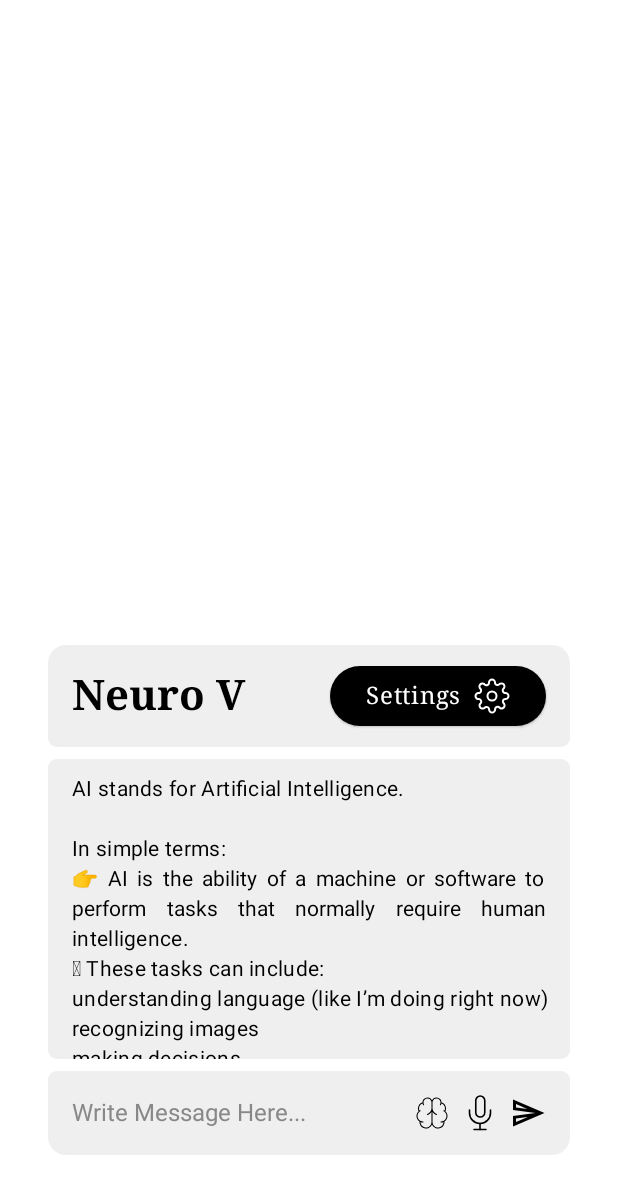
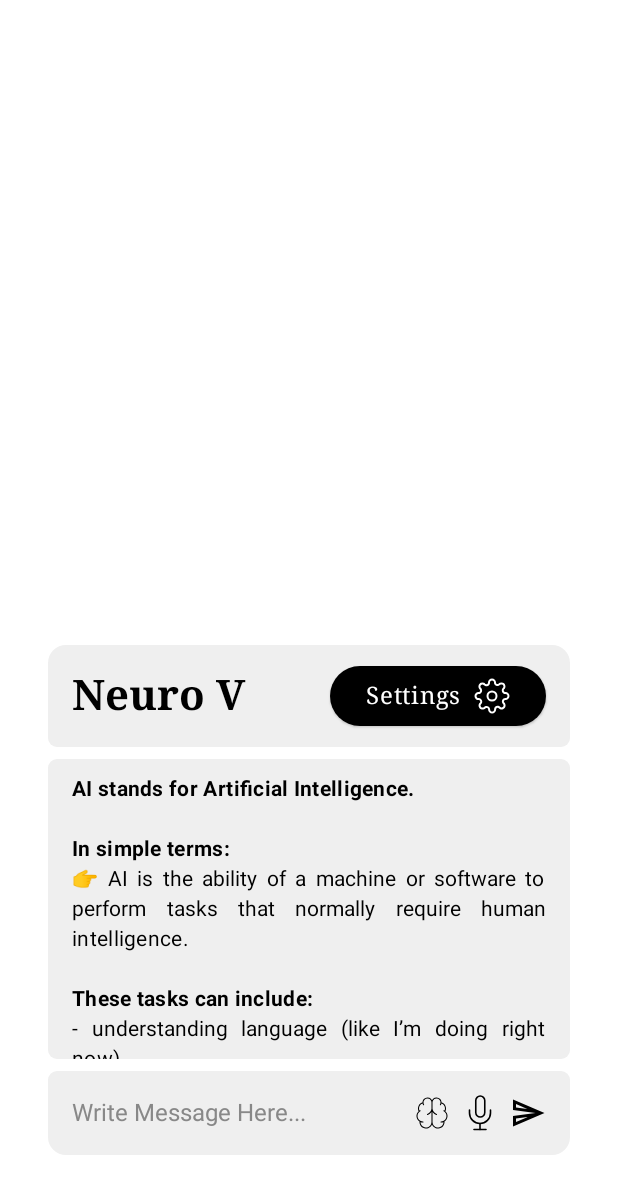
Before and after one commit to Siddhesh2377/NeuroVerse, an Android app built with Jetpack Compose: the composable NeuroVScreen shown on its own in the app's theme, after a tap on "Write To AI", on a phone screen of 412 x 824 dp. Shown: the top 1194 px of the screen. Run offline under Robolectric (Android 15) with nearby library versions, the phone set to English and light mode, and no system bars; our stand-ins replace Material 3 Expressive styles (plain Material 3 is drawn).

Commit message:
New Assistant UI

```diff
--- a/app/src/main/java/com/dark/neuroverse/activities/MainActivity.kt
+++ b/app/src/main/java/com/dark/neuroverse/activities/MainActivity.kt
@@ -39,9 +39,11 @@ class MainActivity : ComponentActivity() {
         enableEdgeToEdge()
         setContent {
             NeuroVerseTheme {
-                Scaffold {
-                   // NeuroVScreen(it)
-                    HomeScreen(it)
+                Scaffold { _ ->
+                    NeuroVScreen(onClickOutside = {
+
+                    })
+                   // HomeScreen(it)
                     // runPluginInSandbox(this, "List Applications Plugin")
                 }
             }
--- a/app/src/main/java/com/dark/neuroverse/compose/screens/NeuroVScreen.kt
+++ b/app/src/main/java/com/dark/neuroverse/compose/screens/NeuroVScreen.kt
@@ -51,6 +51,7 @@ import androidx.compose.ui.Modifier
 import androidx.compose.ui.draw.clip
 import androidx.compose.ui.graphics.Color
 import androidx.compose.ui.graphics.painter.Painter
+import androidx.compose.ui.platform.LocalContext
 import androidx.compose.ui.res.painterResource
 import androidx.compose.ui.text.TextStyle
 import androidx.compose.ui.text.font.FontFamily
@@ -61,6 +62,7 @@ import androidx.compose.ui.unit.sp
 import com.dark.neuroverse.R
 import com.dark.neuroverse.compose.components.RichText
 import com.dark.neuroverse.ui.theme.NeuroVerseTheme
+import com.dark.neuroverse.utils.UserPrefs
 import com.dark.plugin_runtime.engine.PluginManager
 import com.dark.plugin_runtime.model.PluginModel
 
@@ -196,8 +198,6 @@ fun Body(onClick: (action: Action) -> Unit) {
             Action.SPEAK -> ResultComposable()
         }
     }
-
-
 }
 
 @Composable
@@ -222,6 +222,17 @@ fun QuickActionCard(
     onClick: () -> Unit = {}
 ) {
     var checked by remember { mutableStateOf(false) }
+    val context = LocalContext.current
+
+    LaunchedEffect(Unit) {
+        UserPrefs.isAGU(context).collect {
+            checked = it
+        }
+    }
+
+    LaunchedEffect(checked) {
+        UserPrefs.setAGU(context, checked)
+    }
 
     val animColor = animateColorAsState(
         if (checked) Color(0xFF0FB100) else Color.Black, animationSpec = tween(
@@ -325,16 +336,17 @@ fun ResultComposable() {
             .verticalScroll(scrollState)
     ) {
         RichText(
-            text = "AI stands for Artificial Intelligence.\n" +
+            text = "**AI stands for Artificial Intelligence.**\n" +
                     "\n" +
-                    "In simple terms:\n" +
+                    "**In simple terms:**\n" +
                     "\uD83D\uDC49 AI is the ability of a machine or software to perform tasks that normally require human intelligence.\n" +
-                    "\u2028 These tasks can include:\n" +
-                    "understanding language (like I’m doing right now)\n" +
-                    "recognizing images\n" +
-                    "making decisions\n" +
-                    "solving problems\n" +
-                    "learning from experience (like how humans learn over time)",
+                    "\n" +
+                    "**These tasks can include:**\n" +
+                    "- understanding language (like I’m doing right now)\n" +
+                    "- recognizing images\n" +
+                    "- making decisions\n" +
+                    "- solving problems\n" +
+                    "- learning from experience (like how humans learn over time)",
             color = Color.Black,
             modifier = Modifier.padding(8.dp)
         )
@@ -346,6 +358,17 @@ fun ResultComposable() {
 fun ActionBox(action: Action) {
     var text by remember { mutableStateOf("") }
     var isAguChecked by remember { mutableStateOf(false) }
+    val context = LocalContext.current
+
+    LaunchedEffect(Unit) {
+        UserPrefs.isAGU(context).collect {
+            isAguChecked = it
+        }
+    }
+
+    LaunchedEffect(isAguChecked) {
+        UserPrefs.setAGU(context, isAguChecked)
+    }
     val animColor = animateColorAsState(
         if (isAguChecked) Color(0xFF0FB100) else Color.Black, animationSpec = tween(
             durationMillis = 500, easing = FastOutSlowInEasing
--- a/app/src/main/java/com/dark/neuroverse/utils/UserPrefs.kt
+++ b/app/src/main/java/com/dark/neuroverse/utils/UserPrefs.kt
@@ -12,6 +12,8 @@ private val Context.dataStore by preferencesDataStore(name = "settings")
 object UserPrefs {
     private val TERMS_ACCEPTED_KEY = booleanPreferencesKey("terms_accepted")
     private val ASSISTANT_ENABLED_KEY = booleanPreferencesKey("assistant_enabled")
+    private val ARTIFICIAL_GRENDEL_UNDERSTANDING_KEY =
+        booleanPreferencesKey("artificial_grendel_understanding")
 
     fun isTermsAccepted(context: Context): Flow<Boolean> {
         return context.dataStore.data.map { it[TERMS_ACCEPTED_KEY] == true }
@@ -28,4 +30,12 @@ object UserPrefs {
     suspend fun setAssistantEnabled(context: Context, enabled: Boolean) {
         context.dataStore.edit { it[ASSISTANT_ENABLED_KEY] = enabled }
     }
+
+    fun isAGU(context: Context): Flow<Boolean> {
+        return context.dataStore.data.map { it[ARTIFICIAL_GRENDEL_UNDERSTANDING_KEY] == true }
+    }
+
+    suspend fun setAGU(context: Context, enabled: Boolean) {
+        context.dataStore.edit { it[ARTIFICIAL_GRENDEL_UNDERSTANDING_KEY] = enabled }
+    }
 }
```
